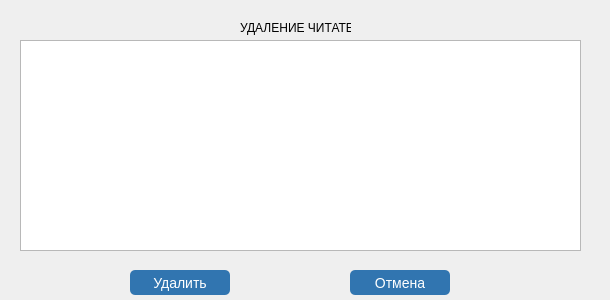
First picture: the form in deleting_reader/delete_reader.ui, repository vladislavvasyukov/library, before the edit.
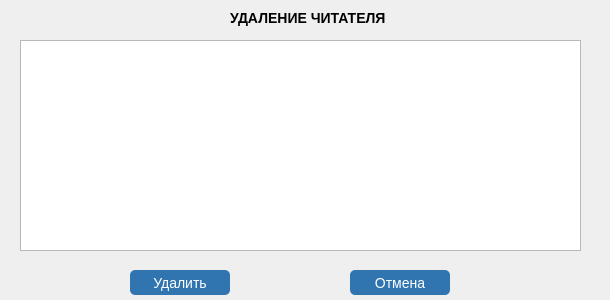
Second picture: the form after the edit.

Diff of the .ui file:
```diff
--- a/deleting_reader/delete_reader.ui
+++ b/deleting_reader/delete_reader.ui
@@ -14,22 +14,7 @@
    <string>Maktaba</string>
   </property>
   <property name="styleSheet">
-   <string notr="true">#deleteReaderButton {
-	color: #fff;
-	text-decoration: none; 
-	background-color: rgb(49, 117, 176);
-	font-size: 14px;
-	border-radius: 5px;
-}
-
-#deleteReaderButton:hover {
-	background-color: rgb(65, 158, 234);
-}
-
-#deleteReaderButton:pressed {
-	background-color: rgb(26, 64, 95);
-}
-
+   <string notr="true">#deleteReaderButton,
 #pushButton_2 {
 	color: #fff;
 	text-decoration: none; 
@@ -38,23 +23,30 @@
 	border-radius: 5px;
 }
 
+#deleteReaderButton:hover,
 #pushButton_2:hover {
 	background-color: rgb(65, 158, 234);
 }
 
+#deleteReaderButton:pressed,
 #pushButton_2:pressed {
 	background-color: rgb(26, 64, 95);
-}</string>
+}
+</string>
   </property>
   <widget class="QLabel" name="label">
    <property name="geometry">
     <rect>
-     <x>240</x>
-     <y>20</y>
-     <width>111</width>
+     <x>230</x>
+     <y>10</y>
+     <width>171</width>
      <height>16</height>
     </rect>
    </property>
+   <property name="styleSheet">
+    <string notr="true">font-size: 14px;
+font-weight: 900;</string>
+   </property>
    <property name="text">
     <string>УДАЛЕНИЕ ЧИТАТЕЛЯ</string>
    </property>
```
